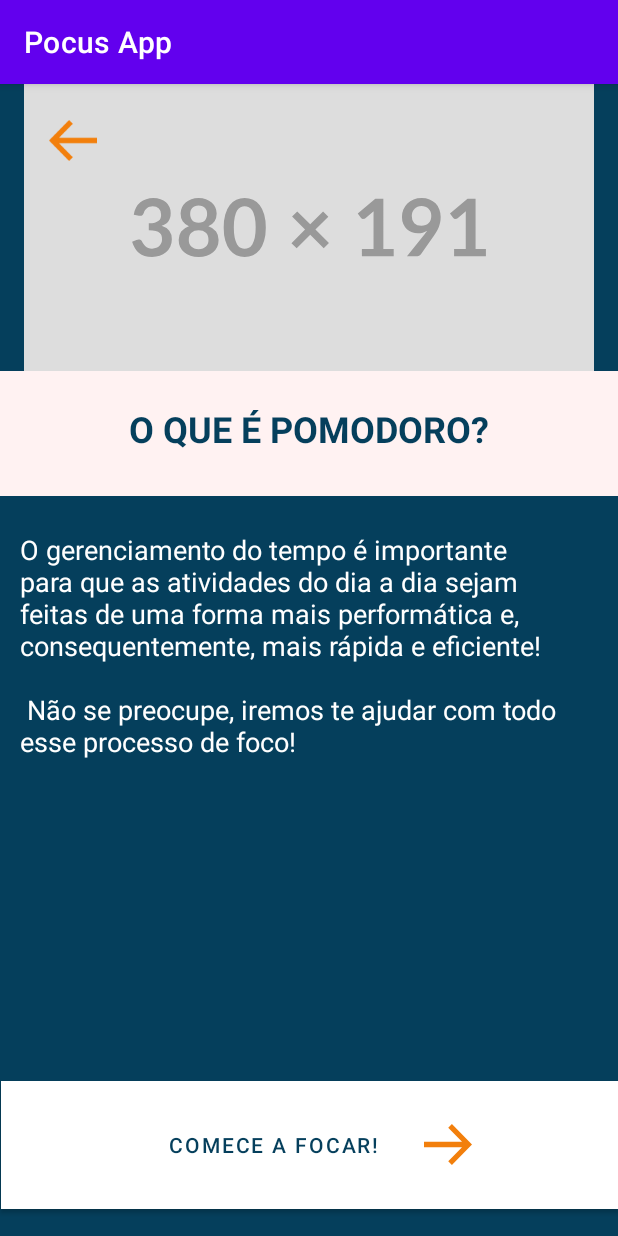
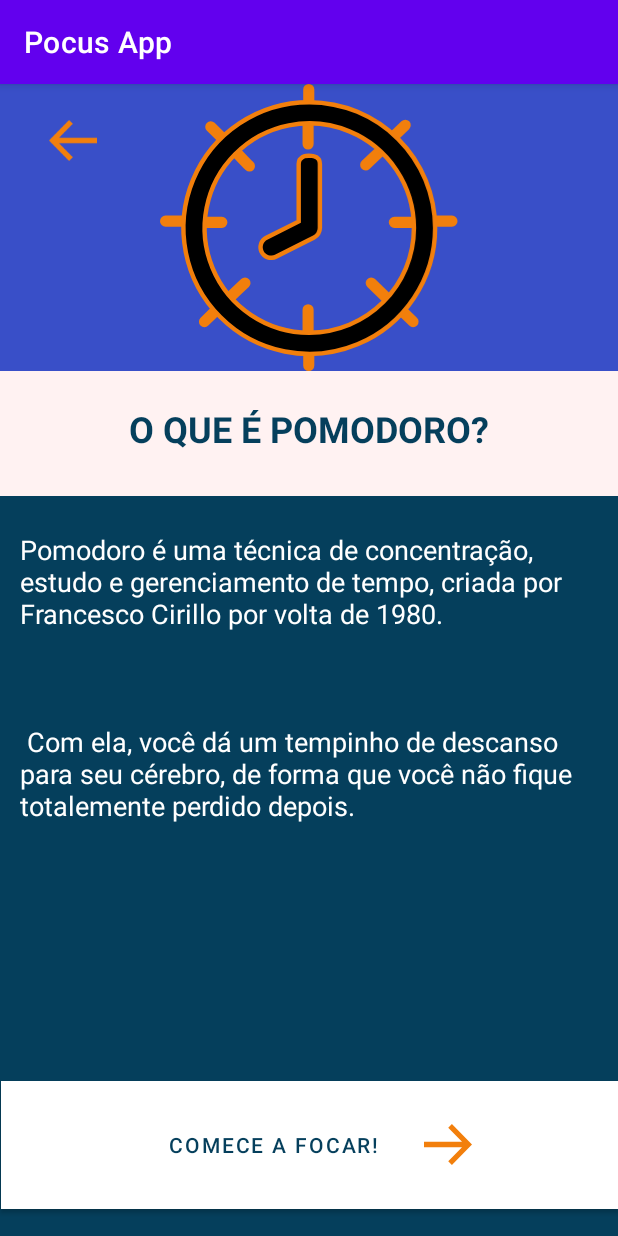
Before and after one commit to ulipese/pocus-app, an Android app: the WhatIsPomodoroActivity screen opened directly, with no data from a screen before it, on a phone screen of 412 x 824 dp. Run offline under Robolectric (Android 15) with nearby library versions, the phone set to English and light mode, and no system bars.

Commit message:
Add Activities Images

```diff
--- a/app/src/main/java/com/example/pocusapp/AboutActivity.java
+++ b/app/src/main/java/com/example/pocusapp/AboutActivity.java
@@ -68,5 +68,10 @@ public class AboutActivity extends AppCompatActivity {
         finish();
     }
 
+    public void chamarActivityMain(View view) {
+        Intent intent = new Intent(this, MainActivity.class);
+        startActivity(intent);
+        finish();
+    }
 
 }
--- a/app/src/main/java/com/example/pocusapp/permissions_activity.java
+++ b/app/src/main/java/com/example/pocusapp/permissions_activity.java
@@ -10,5 +10,7 @@ public class permissions_activity extends AppCompatActivity {
     protected void onCreate(Bundle savedInstanceState) {
         super.onCreate(savedInstanceState);
         setContentView(R.layout.activity_permissions);
+
+
     }
 }
--- a/app/src/main/res/layout/activity_about.xml
+++ b/app/src/main/res/layout/activity_about.xml
@@ -14,6 +14,7 @@
         android:layout_marginStart="25dp"
         android:layout_marginTop="32dp"
         android:layout_marginBottom="61dp"
+        android:onClick="chamarActivityMain"
         app:layout_constraintBottom_toTopOf="@+id/btnWhatIsPocus"
         app:layout_constraintEnd_toStartOf="@+id/txtAboutTitle"
         app:layout_constraintStart_toStartOf="parent"
--- a/app/src/main/res/layout/activity_importance_of_focus.xml
+++ b/app/src/main/res/layout/activity_importance_of_focus.xml
@@ -53,7 +53,7 @@
         android:layout_height="83dp"
         android:background="#FFF2F2"
         android:paddingVertical="22dp"
-        android:text="@string/WhatIsPocus"
+        android:text="@string/FocusImportance"
         android:textAlignment="center"
         android:textAllCaps="true"
         android:textColor="#053F5C"
@@ -67,10 +67,11 @@
         android:id="@+id/imageView2"
         android:layout_width="fill_parent"
         android:layout_height="191dp"
+        android:background="#394FC8"
         app:layout_constraintEnd_toEndOf="parent"
         app:layout_constraintStart_toStartOf="parent"
         app:layout_constraintTop_toTopOf="parent"
-        app:srcCompat="@drawable/ic_template" />
+        app:srcCompat="@drawable/ic_pocus_icon" />
 
     <Button
         android:id="@+id/button2"
--- a/app/src/main/res/layout/activity_what_is_pocus.xml
+++ b/app/src/main/res/layout/activity_what_is_pocus.xml
@@ -32,7 +32,7 @@
         android:id="@+id/imageView"
         android:layout_width="fill_parent"
         android:layout_height="191dp"
-        android:background="#B7E5FA"
+        android:background="#394FC8"
         app:layout_constraintEnd_toEndOf="parent"
         app:layout_constraintStart_toStartOf="parent"
         app:layout_constraintTop_toTopOf="parent"
--- a/app/src/main/res/layout/activity_what_is_pomodoro.xml
+++ b/app/src/main/res/layout/activity_what_is_pomodoro.xml
@@ -16,7 +16,7 @@
         android:layout_marginTop="11dp"
         android:layout_marginEnd="13dp"
         android:layout_marginBottom="15dp"
-        android:text="@string/ExplicacaoFoco"
+        android:text="@string/OqueEPomodoro"
         android:textColor="#FFFFFF"
         android:textSize="18sp"
         app:layout_constraintBottom_toTopOf="@+id/btnGoFocus3"
@@ -48,10 +48,11 @@
         android:id="@+id/imageView4"
         android:layout_width="fill_parent"
         android:layout_height="191dp"
+        android:background="#394FC8"
         app:layout_constraintEnd_toEndOf="parent"
         app:layout_constraintStart_toStartOf="parent"
         app:layout_constraintTop_toTopOf="parent"
-        app:srcCompat="@drawable/ic_template" />
+        app:srcCompat="@drawable/ic_pocus_icon" />
 
 
     <TextView
--- a/app/src/main/res/values/strings.xml
+++ b/app/src/main/res/values/strings.xml
@@ -12,7 +12,7 @@
     <string name="OqPomodoro">O que é pomodoro</string>
     <string name="ComeceFoco">Comece a focar!</string>
     <string name="ExplicacaoPocus">Pocus App é um aplicativo que se baseia no método de gerenciamento
-    de tempo "Pomodoro". \n
+    de tempo "Pomodoro". \n \n \n \n
 
     A intenção desse aplicativo é, não só a utilização desse método, como a explicação da importância
     de se ter um método para gerenciar seu tempo.</string>
@@ -20,10 +20,16 @@
     <!-- IMPORTÂNCIA DO FOCO-->
     <string name="ExplicacaoFoco">
         O gerenciamento do tempo é importante para que as atividades do dia a dia sejam feitas
-        de uma forma mais performática e, consequentemente, mais rápida e eficiente! \n \n
+        de uma forma mais performática e, consequentemente, mais rápida e eficiente! \n \n \n \n
 
-        Não se preocupe, iremos te ajudar com todo esse processo de foco! </string>>
+        Não se preocupe, iremos te ajudar com todo esse processo de foco! </string>
 
+    <string name="OqueEPomodoro">
+Pomodoro é uma técnica de concentração, estudo e gerenciamento de tempo, criada por Francesco Cirillo por volta de 1980.
+\n \n \n \n
+
+
+Com ela, você dá um tempinho de descanso para seu cérebro, de forma que você não fique totalemente perdido depois.</string>
 
     <!--    tela main/timer -->
     <string name="start">Começar</string>
```
